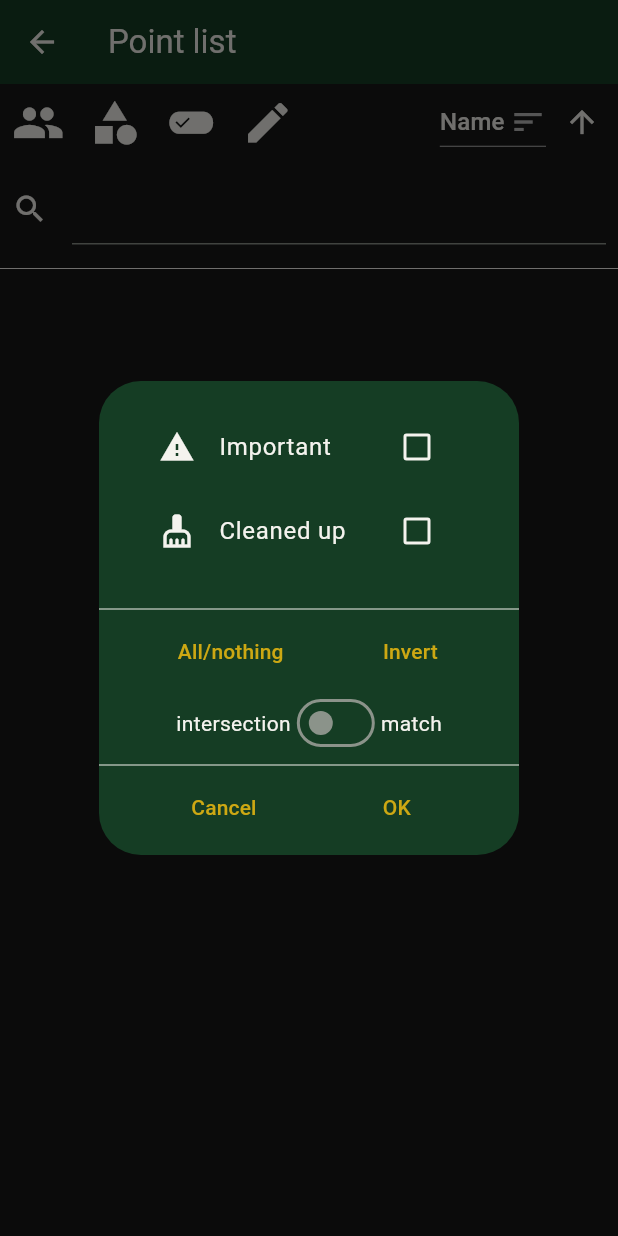
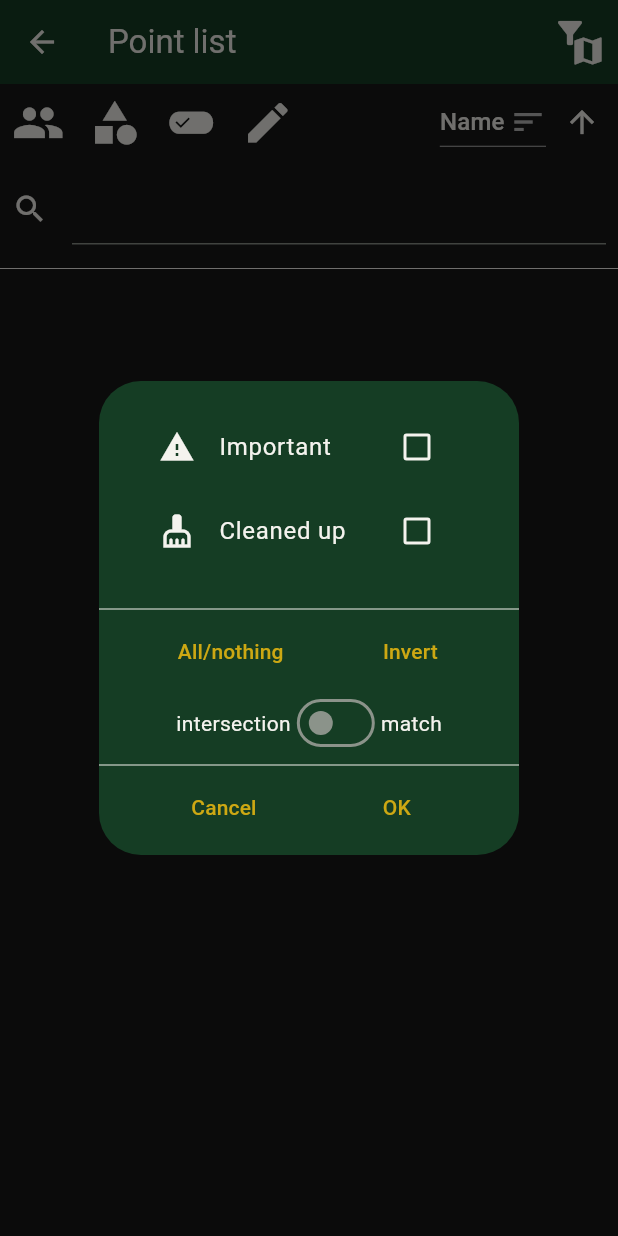
Before and after one commit to Cernobor/oko-app, a Flutter app: the PointList screen opened directly with empty values, after a tap on the "edit attributes" icon, on a phone screen of 412 x 824 dp. Run offline on Flutter 3.47's test engine with Material 2 defaults, Android fonts, the phone set to English and light mode, and no system bars; our stand-ins replace diacritic, flutter_colorpicker, flutter_compass, flutter_map, get_it, image_picker and 6 more; missing offline and left inert: filesize, flutter_archive, flutter_vibrate, qr_code_scanner, vector_map_tiles, vector_tile_renderer; accounts and stored records are empty.

Commit message:
Refactored storage.
* Refactored storing feature list filter and sorting.
* Allow for multiple independent feature filter settings.
* Preparation for map feature filter.
* Bumped storage db version.

#12

```diff
--- a/lib/i18n.dart
+++ b/lib/i18n.dart
@@ -418,6 +418,10 @@ class I18N {
         cs: 'Návrh uložen k odeslání.',
         en: 'Proposal saved for sending.'
       }[locale.languageCode]!;
+  String get clearButtonTooltip => {
+    cs: 'Vymazat',
+    en: 'Clear'
+  }[locale.languageCode]!;
 }
 
 class I18NDelegate extends LocalizationsDelegate<I18N> {
--- a/lib/main_widget.dart
+++ b/lib/main_widget.dart
@@ -1309,7 +1309,7 @@ class MainWidgetState extends State<MainWidget> {
     features.addAll(serverData.features);
     await storage!.setFeatures(features);
     if (usersChanged) {
-      await storage!.setPointListCheckedUsers(storage!.users.keys);
+      await storage!.setFeatureFilterUsers(FeatureFilter.featureList, storage!.users.keys);
     }
     return true;
   }
@@ -1380,7 +1380,7 @@ class MainWidgetState extends State<MainWidget> {
           serverData.users.keys.toSet(), storage!.users.keys.toSet());
       await storage!.setUsers(serverData.users);
       if (usersChanged) {
-        await storage!.setPointListCheckedUsers(storage!.users.keys);
+        await storage!.setFeatureFilterUsers(FeatureFilter.featureList, storage!.users.keys);
       }
 
       List<Feature> localFeatures =
--- a/lib/subpages/point_list.dart
+++ b/lib/subpages/point_list.dart
@@ -53,20 +53,30 @@ class _PointListState extends State<PointList> {
     super.initState();
     points = List.of(widget.points, growable: false);
     searchController.addListener(() {
-      setState(() {});
+      setState(() {
+        storage.setFeatureFilterSearchTerm(
+            FeatureFilter.featureList, searchController.text);
+      });
     });
 
     getStorage().whenComplete(() => setState(() {
-          asc = storage.pointListSortDir;
-          sort = storage.pointListSortKey;
-          exact = storage.pointListAttributeFilterExact;
-          editState = storage.pointListEditStateFilter;
+          asc = storage.featureListSortDir;
+          sort = storage.featureListSortKey;
+          exact = storage
+              .getFeatureFilterAttributesExact(FeatureFilter.featureList);
+          editState =
+              storage.getFeatureFilterEditState(FeatureFilter.featureList);
           checkedCategories.clear();
-          checkedCategories.addAll(storage.pointListCheckedCategories);
+          checkedCategories.addAll(
+              storage.getFeatureFilterCategories(FeatureFilter.featureList));
           checkedUsers.clear();
-          checkedUsers.addAll(storage.pointListCheckedUsers);
+          checkedUsers
+              .addAll(storage.getFeatureFilterUsers(FeatureFilter.featureList));
           checkedAttributes.clear();
-          checkedAttributes.addAll(storage.pointListCheckedAttributes);
+          checkedAttributes.addAll(
+              storage.getFeatureFilterAttributes(FeatureFilter.featureList));
+          searchController.text =
+              storage.getFeatureFilterSearchTerm(FeatureFilter.featureList);
           doSort();
         }));
   }
@@ -88,6 +98,23 @@ class _PointListState extends State<PointList> {
           leading: BackButton(
             onPressed: () => Navigator.of(context).pop(),
           ),
+          actions: [
+            IconButton(
+                onPressed: () => {},
+                icon: const SizedBox(
+                    width: 36,
+                    height: 36,
+                    child: Stack(
+                      children: [
+                        Align(
+                            alignment: Alignment.topLeft,
+                            child: Icon(Icons.filter_alt)),
+                        Align(
+                            alignment: Alignment.bottomRight,
+                            child: Icon(Icons.map)),
+                      ],
+                    )))
+          ],
         ),
         body: Column(
           mainAxisAlignment: MainAxisAlignment.start,
@@ -187,7 +214,13 @@ class _PointListState extends State<PointList> {
             Padding(
                 padding: const EdgeInsets.all(8),
                 child: TextField(
-                  decoration: const InputDecoration(icon: Icon(Icons.search)),
+                  decoration: InputDecoration(
+                      icon: const Icon(Icons.search),
+                      suffixIcon: searchController.text.isEmpty ? null : IconButton(
+                        onPressed: searchController.clear,
+                        icon: const Icon(Icons.clear),
+                        tooltip: I18N.of(context).clearButtonTooltip,
+                      )),
                   controller: searchController,
                 )),
             const Padding(
@@ -318,10 +351,12 @@ class _PointListState extends State<PointList> {
     if (result == null) {
       return;
     }
-    await storage.setPointListCheckedUsers(result.checked);
+    await storage.setFeatureFilterUsers(
+        FeatureFilter.featureList, result.checked);
     setState(() {
       checkedUsers.clear();
-      checkedUsers.addAll(storage.pointListCheckedUsers);
+      checkedUsers
+          .addAll(storage.getFeatureFilterUsers(FeatureFilter.featureList));
     });
   }
 
@@ -340,10 +375,12 @@ class _PointListState extends State<PointList> {
     if (result == null) {
       return;
     }
-    await storage.setPointListCheckedCategories(result.checked);
+    await storage.setFeatureFilterCategories(
+        FeatureFilter.featureList, result.checked);
     setState(() {
       checkedCategories.clear();
-      checkedCategories.addAll(storage.pointListCheckedCategories);
+      checkedCategories.addAll(
+          storage.getFeatureFilterCategories(FeatureFilter.featureList));
     });
   }
 
@@ -366,12 +403,15 @@ class _PointListState extends State<PointList> {
     if (result == null) {
       return;
     }
-    await storage.setPointListAttributeFilterExact(result.switcher);
-    await storage.setPointListCheckedAttributes(result.checked);
+    await storage.setFeatureFilterAttributesExact(
+        FeatureFilter.featureList, result.switcher);
+    await storage.setFeatureFilterAttributes(
+        FeatureFilter.featureList, result.checked);
     setState(() {
       exact = result.switcher;
       checkedAttributes.clear();
-      checkedAttributes.addAll(storage.pointListCheckedAttributes);
+      checkedAttributes.addAll(
+          storage.getFeatureFilterAttributes(FeatureFilter.featureList));
     });
   }
 
@@ -388,11 +428,11 @@ class _PointListState extends State<PointList> {
       EditState.newState: const Icon(Icons.star),
       EditState.editedState: const Icon(Icons.edit),
       EditState.deletedState: const Icon(Icons.delete),
-      EditState.editedDeletedState: SizedBox(
+      EditState.editedDeletedState: const SizedBox(
           width: 35,
           height: 35,
           child: Stack(
-            children: const [
+            children: [
               Align(alignment: Alignment.topLeft, child: Icon(Icons.delete)),
               Align(alignment: Alignment.bottomRight, child: Icon(Icons.edit)),
             ],
@@ -412,7 +452,7 @@ class _PointListState extends State<PointList> {
     if (result == null) {
       return;
     }
-    await storage.setPointListEditStateFilter(result);
+    await storage.setFeatureFilterEditState(FeatureFilter.featureList, result);
     setState(() {
       editState = result;
     });
@@ -456,14 +496,14 @@ class _PointListState extends State<PointList> {
       return;
     }
     sort = s;
-    await storage.setPointListSortKey(sort);
+    await storage.setFeatureListSortKey(sort);
     doSort();
     setState(() {});
   }
 
   void onSortDir() async {
     asc = asc * -1;
-    await storage.setPointListSortDir(asc);
+    await storage.setFeatureListSortDir(asc);
     doSort();
     setState(() {});
   }
```
Also changed, not shown: lib/storage.dart (+203 -99 lines).
